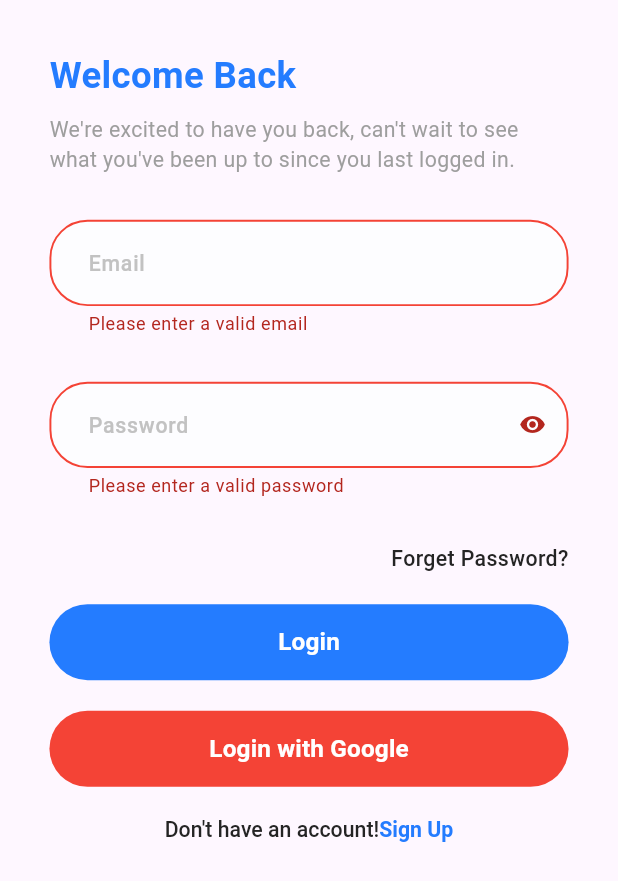
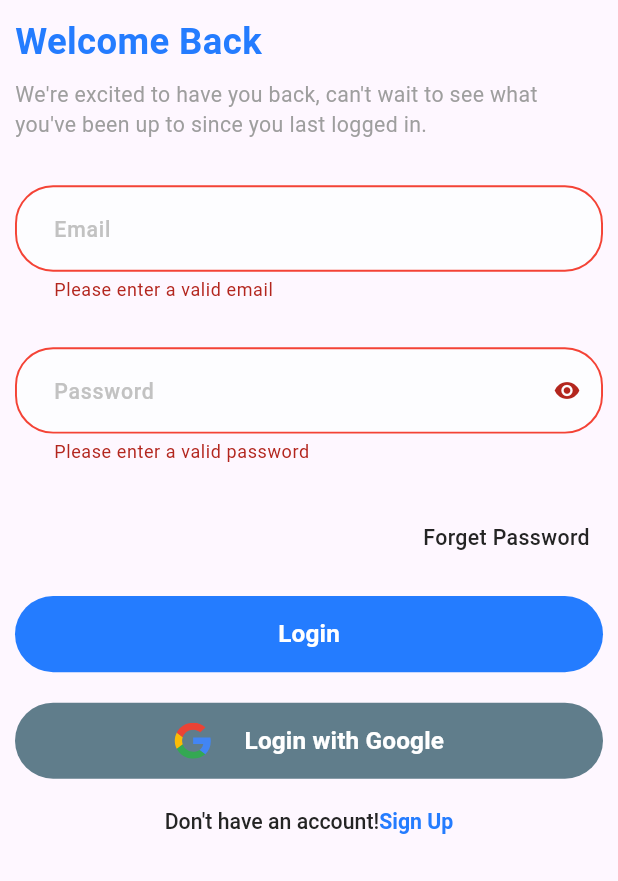
Before and after one commit to a7medAlqal3awyi/Firebase, a Flutter app: the screen it shows after launch, after a tap on "Login", after a tap on "Login with Google", on a phone screen of 412 x 824 dp. Shown: the top 881 px of the screen. Run offline on Flutter 3.47's test engine with Material 3 defaults, Android fonts, the phone set to English and light mode, and no system bars; our stand-ins replace awesome_dialog, firebase_auth, firebase_core, flutter_screenutil, flutter_svg, google_sign_in; accounts and stored records are empty.

Commit message:
Added Login with google method

```diff
--- a/lib/core/widgets/app_text_button.dart
+++ b/lib/core/widgets/app_text_button.dart
@@ -1,5 +1,7 @@
+import 'package:fire_app/core/helper/spacing.dart';
 import 'package:flutter/material.dart';
 import 'package:flutter_screenutil/flutter_screenutil.dart';
+import 'package:flutter_svg/svg.dart';
 
 import '../themeing/app_colors.dart';
 
@@ -13,6 +15,7 @@ class AppTextButton extends StatelessWidget {
   final double? horizontalPadding;
   final double? buttonWidth;
   final double? buttonHeight;
+  final Widget? widget;
 
   const AppTextButton(
       {super.key,
@@ -24,7 +27,8 @@ class AppTextButton extends StatelessWidget {
       this.verticalPadding,
       this.horizontalPadding,
       this.buttonWidth,
-        this.buttonHeight});
+      this.buttonHeight,
+      this.widget});
 
   @override
   Widget build(BuildContext context) {
@@ -42,9 +46,16 @@ class AppTextButton extends StatelessWidget {
           backgroundColor: MaterialStatePropertyAll(
               backgroundColor ?? ColorManager.primary)),
       onPressed: onPressed,
-      child: Text(
-        buttonText ,
-        style: buttonTextStyle ,
+      child: Row(
+        mainAxisAlignment: MainAxisAlignment.center,
+        children: [
+          widget?? const SizedBox(),
+            widget != null? horizontalSpacing(20): const SizedBox(),
+          Text(
+            buttonText,
+            style: buttonTextStyle,
+          ),
+        ],
       ),
     );
   }
--- a/lib/features/login/ui/login_screen.dart
+++ b/lib/features/login/ui/login_screen.dart
@@ -7,6 +7,8 @@ import 'package:fire_app/features/login/widgets/dont_have_account.dart';
 import 'package:firebase_auth/firebase_auth.dart';
 import 'package:flutter/material.dart';
 import 'package:flutter_screenutil/flutter_screenutil.dart';
+import 'package:flutter_svg/svg.dart';
+import 'package:google_sign_in/google_sign_in.dart';
 
 import '../../../core/routing/routing.dart';
 import '../../../core/widgets/app_text_button.dart';
@@ -25,13 +27,38 @@ class _LoginScreenState extends State<LoginScreen> {
 
   var formKey = GlobalKey<FormState>();
 
+  Future signInWithGoogle() async {
+    // Trigger the authentication flow
+    final GoogleSignInAccount? googleUser = await GoogleSignIn().signIn();
+
+
+    if (googleUser== null){
+      return;
+    }
+
+    // Obtain the auth details from the request
+    final GoogleSignInAuthentication? googleAuth =
+        await googleUser.authentication;
+
+    // Create a new credential
+    final credential = GoogleAuthProvider.credential(
+      accessToken: googleAuth?.accessToken,
+      idToken: googleAuth?.idToken,
+    );
+
+    // Once signed in, return the UserCredential
+    await FirebaseAuth.instance.signInWithCredential(credential);
+    context.pushNamedAndRemoveUntil(Routes.homeScreen,
+        predicate: (isRoute) => false);
+  }
+
   @override
   Widget build(BuildContext context) {
     return Scaffold(
       body: SafeArea(
+        child: Padding(
+          padding: const EdgeInsets.all(10.0),
           child: SingleChildScrollView(
-          child: Padding(
-            padding: EdgeInsets.symmetric(horizontal: 30.w, vertical: 30.w),
             child: Form(
               key: formKey,
               child: Column(
@@ -80,28 +107,62 @@ class _LoginScreenState extends State<LoginScreen> {
                     ),
                   ),
                   verticalSpacing(30),
-                  Row(
-                    mainAxisAlignment: MainAxisAlignment.end,
-                    children: [
-                      Text(
-                        "Forget Password?",
-                        style: TextStyles.font14darkBlueW500,
-                      ),
-                    ],
+              InkWell(
+                onTap: () async {
+                  if (emailController.text == "") {
+                    AwesomeDialog(
+                      context: context,
+                      dialogType: DialogType.error,
+                      animType: AnimType.rightSlide,
+                      title: 'Error',
+                      desc:
+                      "please enter your email.",
+                    ).show();
+                    return;
+                  }
+
+                  try {
+                    await FirebaseAuth.instance
+                        .sendPasswordResetEmail(email: emailController.text);
+                    AwesomeDialog(
+                      context: context,
+                      dialogType: DialogType.success,
+                      animType: AnimType.rightSlide,
+                      title: 'Success',
+                      desc:
+                      'Please checck your email to reset your password',
+                    ).show();
+                  } catch (e) {
+                    AwesomeDialog(
+                        context: context,
+                        dialogType: DialogType.error,
+                        animType: AnimType.rightSlide,
+                        title: 'Error',
+                        desc:
+                        "Something went wrong.Please try again.",)
+                        .show();
+                  }
+                },
+                child: Container(
+                  margin: EdgeInsets.all(8.w),
+                  alignment: AlignmentDirectional.centerEnd,
+                    child: Text("Forget Password",
+                    style: TextStyles.font14darkBlueW500,)),
               ),
                   verticalSpacing(20),
                   AppTextButton(
                     onPressed: () async {
                       if (formKey.currentState!.validate()) {
                         try {
-                          final credential = await FirebaseAuth.instance
-                              .signInWithEmailAndPassword(
+                          final credential = await FirebaseAuth.instance.signInWithEmailAndPassword(
                             email: emailController.text,
-                                  password: passwordController.text);
-                          if(credential.user!.emailVerified){
+                            password: passwordController.text,
+                          );
+
+                          if (credential.user!.emailVerified) {
                             FirebaseAuth.instance.currentUser!.sendEmailVerification();
                             context.pushReplacementNamed(Routes.homeScreen);
-                          }else{
+                          } else {
                             FirebaseAuth.instance.currentUser!.sendEmailVerification();
 
                             AwesomeDialog(
@@ -115,6 +176,7 @@ class _LoginScreenState extends State<LoginScreen> {
                         } on FirebaseAuthException catch (e) {
                           if (e.code == 'user-not-found') {
                             debugPrint('No user found for that email.');
+
                             if (context.mounted) {
                               AwesomeDialog(
                                 context: context,
@@ -123,6 +185,7 @@ class _LoginScreenState extends State<LoginScreen> {
                                 title: 'Failed',
                                 desc: 'No user found for that email',
                               ).show();
+                            }
                           } else if (e.code == 'wrong-password') {
                             if (context.mounted) {
                               AwesomeDialog(
@@ -133,22 +196,26 @@ class _LoginScreenState extends State<LoginScreen> {
                                 desc: 'Wrong password provided for that user',
                               ).show();
                             }
-                              debugPrint(
-                                  'Wrong password provided for that user.');
-                            }
+
+                            debugPrint('Wrong password provided for that user.');
                           }
                         }
                       } else {
                         debugPrint('Not valid user');
                       }
+
+
                     },
                     buttonText: 'Login',
                     buttonTextStyle: TextStyles.font16WhiteW600,
                   ),
                   verticalSpacing(20),
                   AppTextButton(
-                    backgroundColor: Colors.red,
-                    onPressed: () {},
+                    widget: SvgPicture.asset("assets/svgs/google.svg"),
+                    backgroundColor: Colors.blueGrey,
+                    onPressed: () {
+                      signInWithGoogle();
+                    },
                     buttonText: 'Login with Google',
                     buttonTextStyle: TextStyles.font16WhiteW600,
                   ),
--- a/pubspec.yaml
+++ b/pubspec.yaml
@@ -25,6 +25,8 @@ dependencies:
 
   # Flutter package to show beautiful dialogs(INFO,QUESTION,WARNING,SUCCESS,ERROR) with animations as simply as possible.
   awesome_dialog: ^3.2.0
+  #An SVG rendering and widget library for Flutter, which allows painting and displaying Scalable Vector Graphics 1.1 files.
+  flutter_svg: ^2.0.10+1
 
   flutter:
     sdk: flutter
@@ -42,8 +44,8 @@ flutter:
 
   uses-material-design: true
 
-  # assets:
-  #   - images/a_dot_burr.jpeg
+  assets:
+   - assets/svgs/
   #   - images/a_dot_ham.jpeg
 
   # An image asset can refer to one or more resolution-specific "variants", see
```
Also changed, not shown: lib/features/home/ui/home_screen.dart (+12 -12 lines), assets/svgs/google.svg (added), pubspec.lock. Lines whose indentation alone changed are shown as unchanged.
